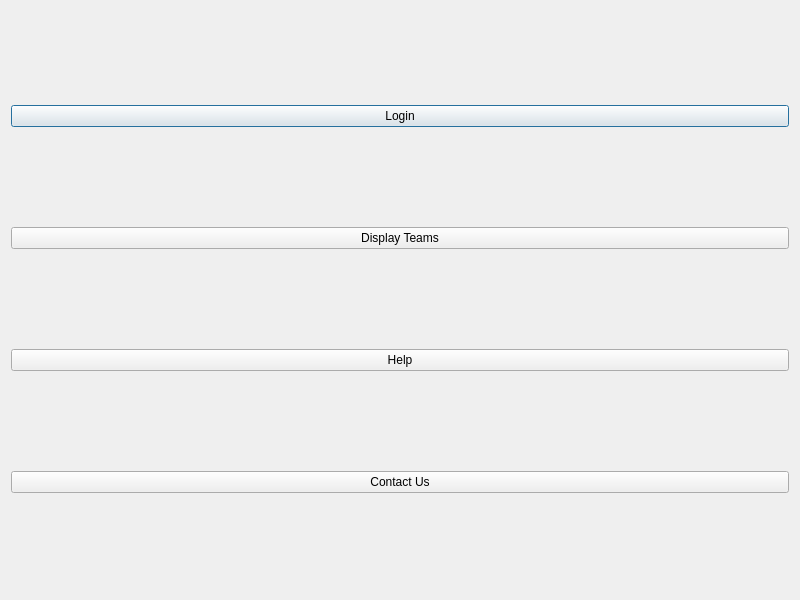
Above: project-1/dialog.ui from samshafieha/project-1-football-pamphlet before the change. Below: the same form after it.
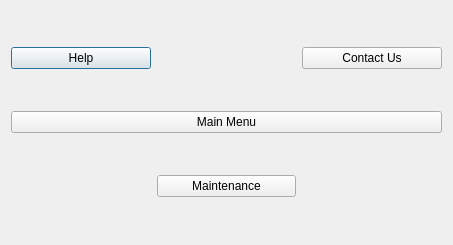
That is the form after the change.

Diff of the .ui file:
```diff
--- a/project-1/dialog.ui
+++ b/project-1/dialog.ui
@@ -6,42 +6,42 @@
    <rect>
     <x>0</x>
     <y>0</y>
-    <width>800</width>
-    <height>600</height>
+    <width>453</width>
+    <height>245</height>
    </rect>
   </property>
   <property name="windowTitle">
    <string>Dialog</string>
   </property>
-  <layout class="QVBoxLayout" name="verticalLayout">
-   <item>
-    <widget class="QPushButton" name="pushButton_4">
-     <property name="text">
-      <string>Login</string>
-     </property>
-    </widget>
-   </item>
-   <item>
-    <widget class="QPushButton" name="pushButton">
-     <property name="text">
-      <string>Display Teams</string>
-     </property>
-    </widget>
-   </item>
-   <item>
+  <layout class="QGridLayout" name="gridLayout">
+   <item row="0" column="0">
     <widget class="QPushButton" name="pushButton_2">
      <property name="text">
       <string>Help</string>
      </property>
     </widget>
    </item>
-   <item>
+   <item row="0" column="2">
     <widget class="QPushButton" name="pushButton_3">
      <property name="text">
       <string>Contact Us</string>
      </property>
     </widget>
    </item>
+   <item row="1" column="0" colspan="3">
+    <widget class="QPushButton" name="pushButton">
+     <property name="text">
+      <string>Main Menu</string>
+     </property>
+    </widget>
+   </item>
+   <item row="2" column="1">
+    <widget class="QPushButton" name="pushButton_4">
+     <property name="text">
+      <string>Maintenance</string>
+     </property>
+    </widget>
+   </item>
   </layout>
  </widget>
  <resources/>
```
